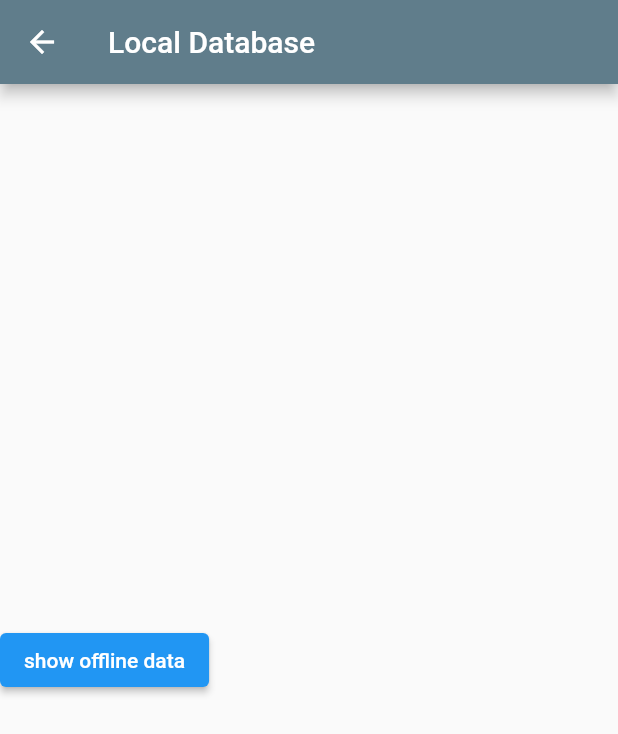
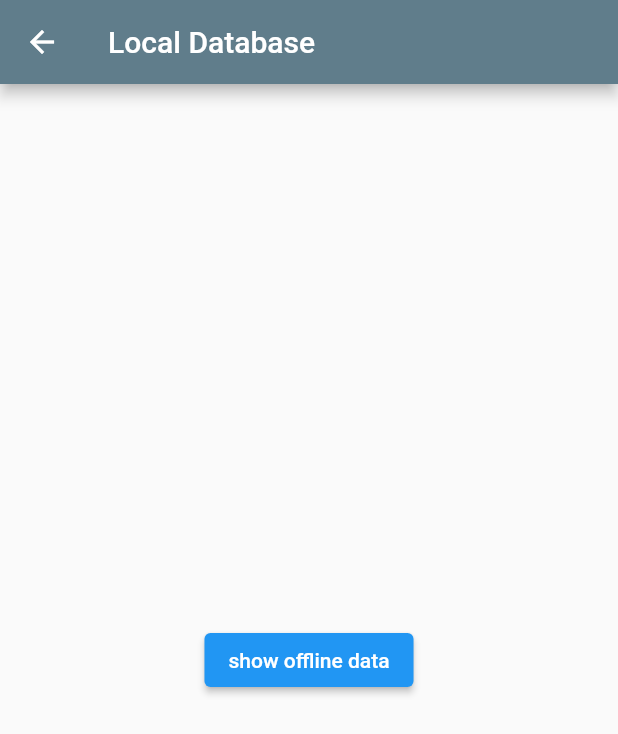
Before and after one commit to elatedleo23409/notes_app_sutt, a Flutter app: the OfflineScreen screen opened directly, after a tap on "show offline data", on a phone screen of 412 x 824 dp. Shown: the top 734 px of the screen. Run offline on Flutter 3.47's test engine with Material 2 defaults, Android fonts, the phone set to English and light mode, and no system bars; our stand-ins replace cloud_firestore, firebase_auth, firebase_core, google_sign_in, sqflite; missing offline and left inert: cloud_firestore_web, firebase_auth_web, firebase_core_web, google_sign_in_web; accounts and stored records are empty; statements that could not run were skipped.

Commit message:
some minor ui changes

```diff
--- a/lib/main.dart
+++ b/lib/main.dart
@@ -187,12 +187,16 @@ class OfflineScreen extends StatelessWidget {
       ),
       body: Column(
         mainAxisAlignment: MainAxisAlignment.center,
+        crossAxisAlignment: CrossAxisAlignment.center,
         children: <Widget>[
-          ElevatedButton(
-              onPressed: () async {
-                await db1.notetable();
-              },
-              child: Text('show offline data')),
+          Center(
+            child: ElevatedButton(
+                onPressed: () async {
+                  await db1.notes().whenComplete(() => db1.notetable());
+                  print(await db1.notetable());
+                },
+                child: Text('show offline data')),
+          ),
         ],
       ),
     );
```
Also changed, not shown: 11 other files.
